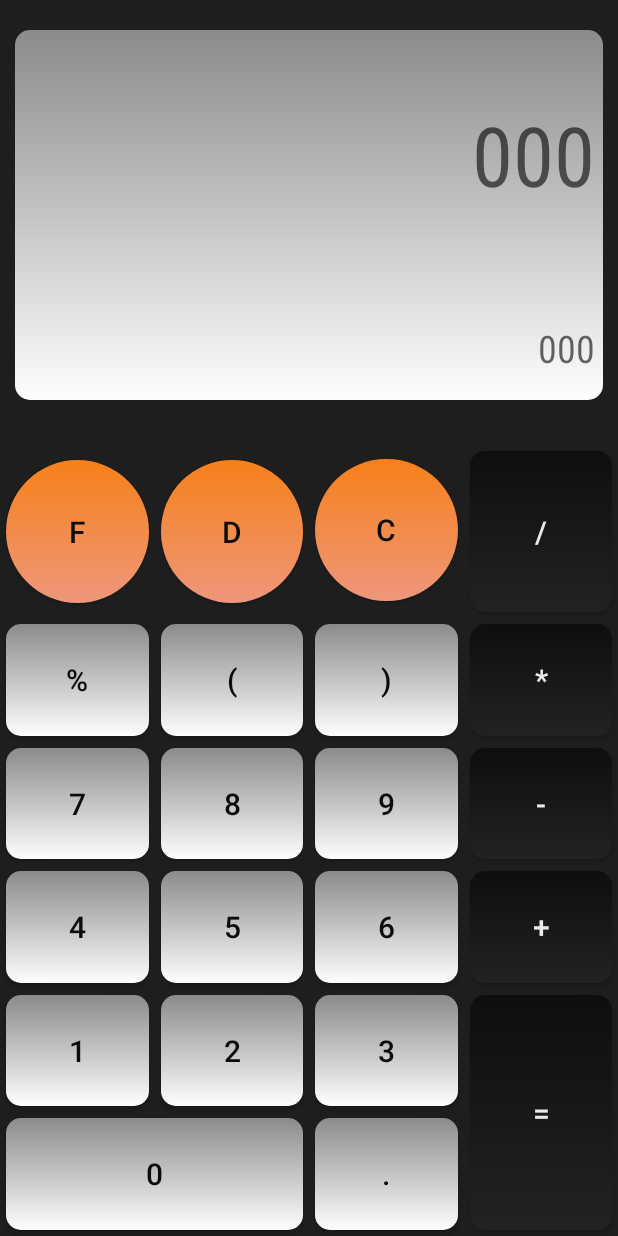
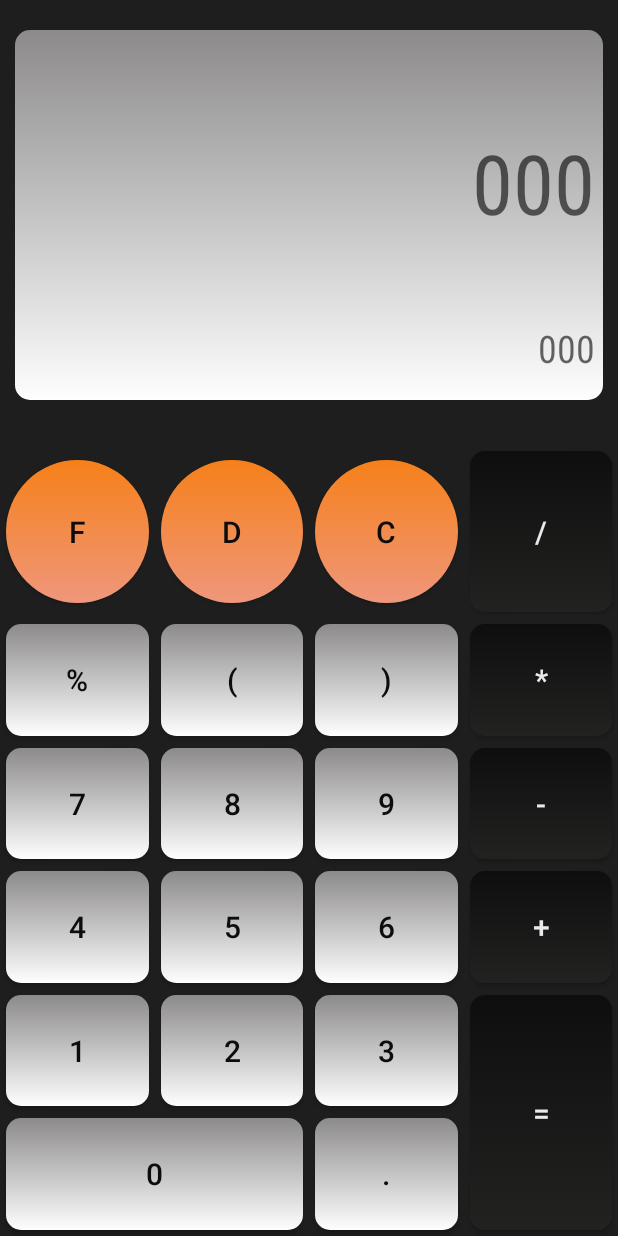
Before and after one commit to Taranuyk-Maksim/Calculator, an Android app: the layout main_activity.xml on its own in the app's theme, with its tools: preview values and no code run, on a phone screen of 412 x 824 dp. Run offline under Robolectric (Android 15) with nearby library versions, the phone set to English and light mode, and no system bars.

```diff
--- a/app/src/main/res/layout/main_activity.xml
+++ b/app/src/main/res/layout/main_activity.xml
@@ -108,8 +108,7 @@
             app:layout_constraintDimensionRatio="1:1"
             app:layout_constraintEnd_toStartOf="@+id/guideline11"
             app:layout_constraintStart_toStartOf="@+id/guideline10"
-            app:layout_constraintTop_toTopOf="@+id/guideline2"
-            app:layout_constraintVertical_bias="0.428" />
+            app:layout_constraintTop_toTopOf="@+id/guideline2" />
 
         <Button
             android:id="@+id/btn_plus"
@@ -298,7 +297,7 @@
                 app:layout_constraintEnd_toEndOf="parent"
                 app:layout_constraintStart_toStartOf="parent"
                 app:layout_constraintTop_toTopOf="parent"
-                app:layout_constraintVertical_bias="0.23000002" />
+                />
 
             <TextView
                 android:id="@+id/tv_output"
```
